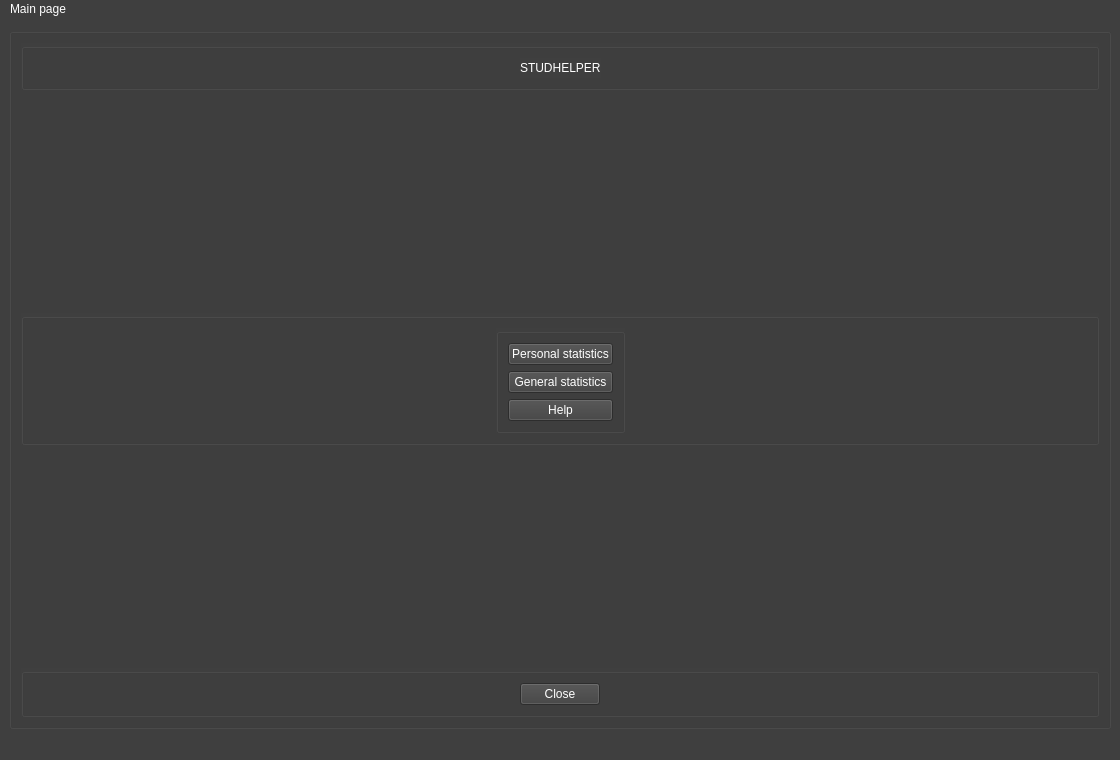
Old version of the form untitled52/mainwindow.ui in the repository 0schweps0/studhelper.
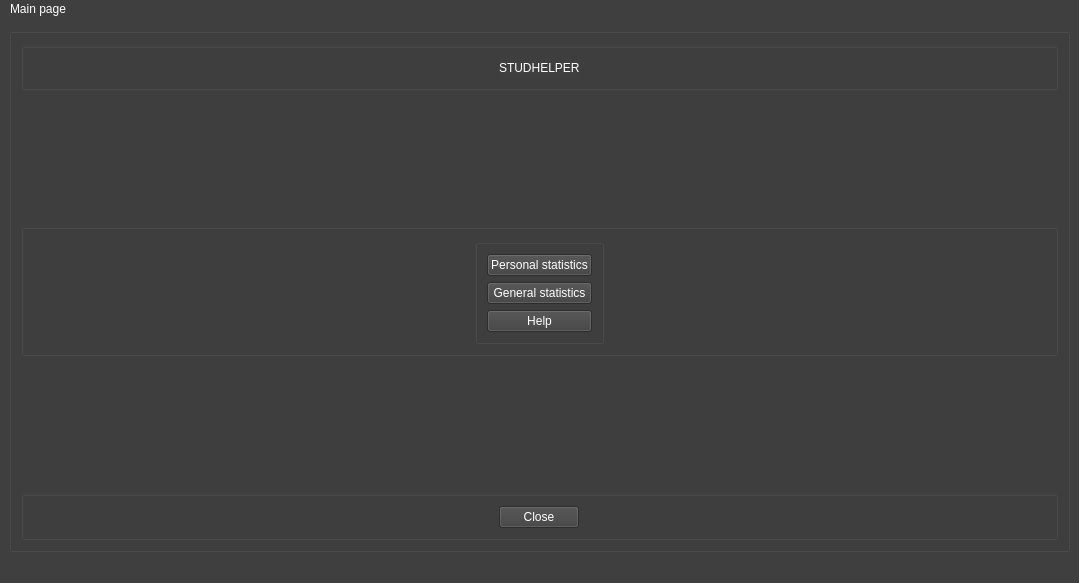
New version of the form. Icons and pictures are not drawn.

```diff
--- a/untitled52/mainwindow.ui
+++ b/untitled52/mainwindow.ui
@@ -6,10 +6,16 @@
    <rect>
     <x>0</x>
     <y>0</y>
-    <width>1120</width>
-    <height>760</height>
+    <width>1079</width>
+    <height>583</height>
    </rect>
   </property>
+  <property name="minimumSize">
+   <size>
+    <width>1000</width>
+    <height>400</height>
+   </size>
+  </property>
   <property name="windowTitle">
    <string>MainWindow</string>
   </property>
@@ -210,7 +216,7 @@
     <rect>
      <x>0</x>
      <y>0</y>
-     <width>1120</width>
+     <width>1079</width>
      <height>21</height>
     </rect>
    </property>
```
Left out of the diff: 1 changed line with no effect on the pictures.
